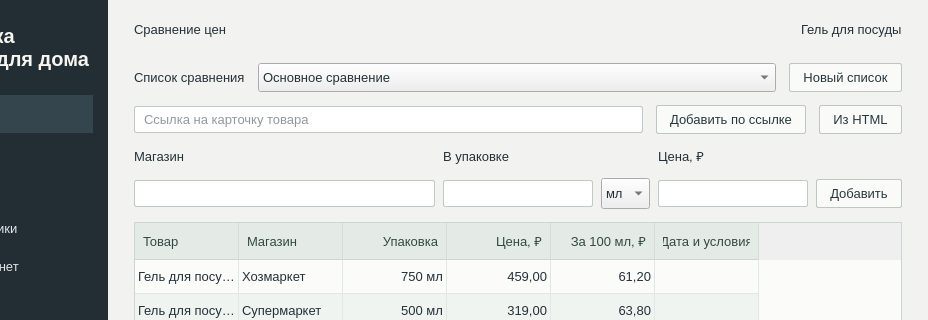
Qt form household_goods.ui (Joe6355/_Analytics-for-household-goods) before a commit; both pictures show x 112 to 1040 and y 0 to 320 of the 1040 by 610 pixel window.
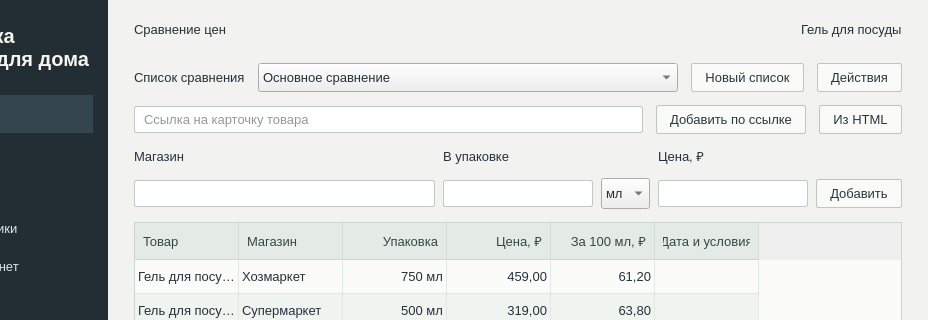
The same form after that commit. The open tabs and pages were chosen to show the change. Icons and pictures are not drawn.

Patch:
```diff
--- a/household_goods.ui
+++ b/household_goods.ui
@@ -834,7 +834,7 @@
               </widget>
              </item>
              <item>
-              <layout class="QHBoxLayout" name="comparisonControls" stretch="0,1,0">
+              <layout class="QHBoxLayout" name="comparisonControls" stretch="0,1,0,0">
                <item>
                 <widget class="QLabel" name="comparisonLabel">
                  <property name="text">
@@ -867,6 +867,16 @@
                  </property>
                 </widget>
                </item>
+               <item>
+                <widget class="QPushButton" name="manageComparisonButton">
+                 <property name="text">
+                  <string>Действия</string>
+                 </property>
+                 <property name="accessibleName">
+                  <string>Действия со списком сравнения</string>
+                 </property>
+                </widget>
+               </item>
               </layout>
              </item>
              <item>
```
